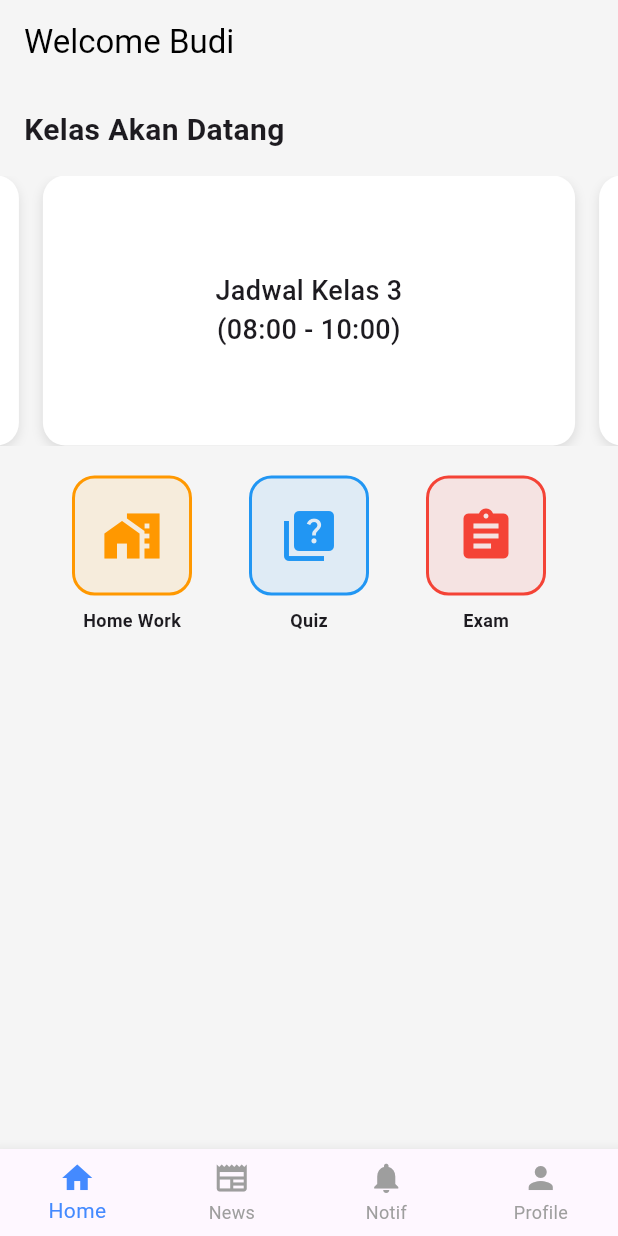
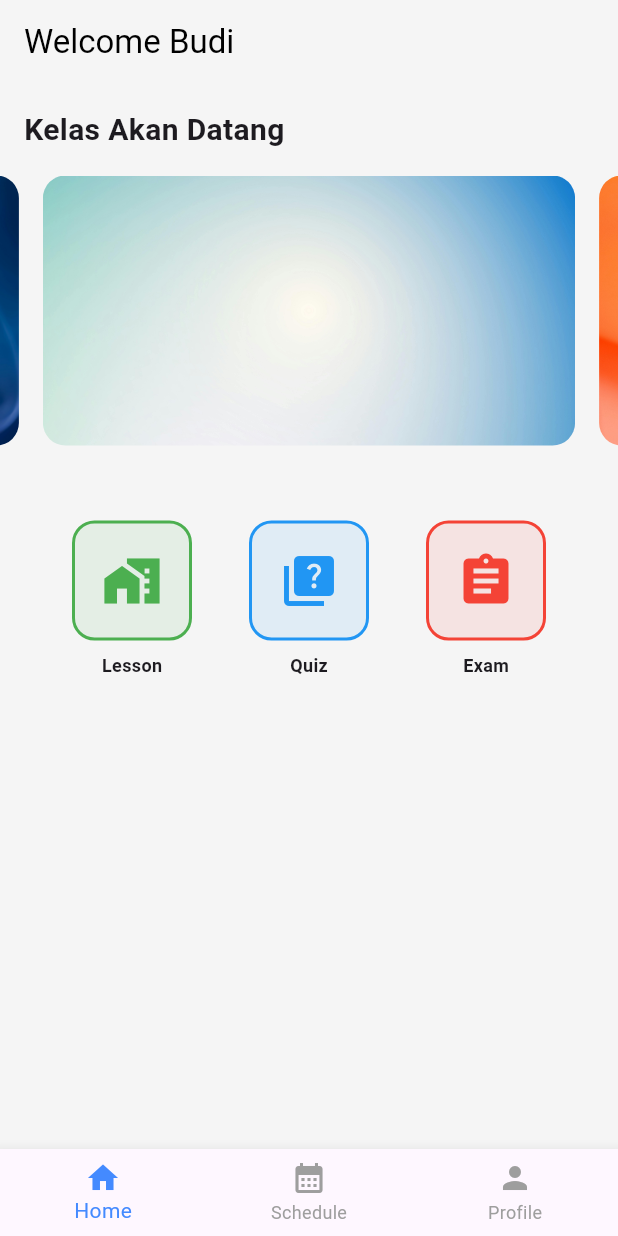
Before and after one commit to ariawanpramono/ieu_apps, a Flutter app: the screen it shows after launch, on a phone screen of 412 x 824 dp. Run offline on Flutter 3.47's test engine with Material 3 defaults, Android fonts, the phone set to English and light mode, and no system bars; our stand-ins replace table_calendar.

Commit message:
update calendar

```diff
--- a/lib/main.dart
+++ b/lib/main.dart
@@ -1,6 +1,7 @@
 import 'package:flutter/material.dart';
 import 'package:flutter/gestures.dart';
 import 'dart:async';
+import 'schedule_page.dart';
 
 void main() {
   runApp(const MyApp());
@@ -14,24 +15,31 @@ class MyApp extends StatefulWidget {
 }
 
 class _MyAppState extends State<MyApp> {
-  // Variable baru menyimpan user
+  int _selectedIndex = 0;
   String namaUser = "Budi";
 
   final PageController _pageController = PageController(
     viewportFraction: 0.9,
-    initialPage: 1000
+    initialPage: 1000,
   );
-  Timer? _timer; // Mulai dari angka besar agar langsung bisa digeser ke kiri/kanan
+  Timer? _timer;
 
   @override
   void initState() {
     super.initState();
-    // Nyalakan jam setiap 3 detik
     _timer = Timer.periodic(const Duration(seconds: 3), (Timer timer) {
+      _pageController.nextPage
+      (
+        duration: const Duration(milliseconds: 800),
+        curve: Curves.easeInOut,
+      );
+      if (_pageController.hasClients)
+      {
         _pageController.nextPage(
           duration: const Duration(milliseconds: 800),
           curve: Curves.easeInOut,
         );
+      }
     });
   }
 
@@ -42,6 +50,18 @@ class _MyAppState extends State<MyApp> {
     super.dispose();
   }
 
+  // 1. KITA BUAT DAFTAR HALAMANNYA MENJADI GETTER AGAR BISA MEMBACA FUNGSI DI DALAM CLASS
+  List<Widget> get _widgetOptions => <Widget>[
+        _buildDashboard(),                           // Index 0: Memanggil fungsi Dashboard di bawah
+        SchedulePage(),                        // Index 1: Memanggil file schedule_page.dart
+        const Center(child: Text('Profile Page')),   // Index 2: Halaman Profil sementara
+      ];
+
+  void _onItemTapped(int index) {
+    setState(() {
+      _selectedIndex = index;
+    });
+  }
 
   @override
   Widget build(BuildContext context) {
@@ -58,7 +78,29 @@ class _MyAppState extends State<MyApp> {
           backgroundColor: Colors.grey[100],
           foregroundColor: Colors.black,
         ),
-        body: Column(
+
+        // 2. KUNCI PERUBAHANNYA ADA DI SINI: Body sekarang menyesuaikan index yang diklik!
+        body: _widgetOptions.elementAt(_selectedIndex),
+
+        bottomNavigationBar: BottomNavigationBar(
+          type: BottomNavigationBarType.fixed,
+          selectedItemColor: Colors.blueAccent,
+          unselectedItemColor: Colors.grey,
+          items: const [
+            BottomNavigationBarItem(icon: Icon(Icons.home), label: 'Home'),
+            BottomNavigationBarItem(icon: Icon(Icons.calendar_month), label: 'Schedule'),
+            BottomNavigationBarItem(icon: Icon(Icons.person), label: 'Profile'),
+          ],
+          currentIndex: _selectedIndex,
+          onTap: _onItemTapped,
+        ),
+      ),
+    );
+  }
+
+  // --- KODE DASHBOARD ANDA SAYA BUNGKUS KE DALAM FUNGSI INI ---
+  Widget _buildDashboard() {
+    return Column(
       crossAxisAlignment: CrossAxisAlignment.start,
       children: [
         const Padding(
@@ -68,87 +110,59 @@ class _MyAppState extends State<MyApp> {
             style: TextStyle(fontSize: 20, fontWeight: FontWeight.bold),
           ),
         ),
-
         SizedBox(
           height: 180,
           child: PageView.builder(
-                // Mulai dari angka besar agar langsung bisa digeser ke kiri/kanan
             controller: _pageController,
-
-                // Baris "itemCount" dihapus agar jumlah layarnya jadi tak terhingga
-
             itemBuilder: (context, index) {
-                  // Gunakan Modulo (%) untuk mengulang 5 jadwal kelas
-                  final int jumlahJadwal = 5;
+              final int jumlahJadwal = 3;
               final int indexAsli = index % jumlahJadwal;
+              List<String> daftarGambar = [
+                'assets/kelas1.jpg',
+                'assets/kelas2.jpg',
+                'assets/kelas3.jpg',
+              ];
 
               return Container(
                 margin: const EdgeInsets.symmetric(horizontal: 8.0),
                 decoration: BoxDecoration(
-                      color: Colors.white,
                   borderRadius: BorderRadius.circular(15),
-                      boxShadow: [
-                        BoxShadow(
-                          color: Colors.black.withOpacity(0.1),
-                          blurRadius: 5,
-                          offset: const Offset(0, 3),
-                        )
-                      ],
-                    ),
-                    child: Center(
-                      child: Text(
-                        // Kita gunakan indexAsli agar tulisannya selalu berulang dari 1 sampai 5
-                        'Jadwal Kelas ${indexAsli + 1}\n(08:00 - 10:00)',
-                        textAlign: TextAlign.center,
-                        style: const TextStyle(fontSize: 18, fontWeight: FontWeight.w500),
+                  image: DecorationImage(
+                    image: AssetImage(daftarGambar[indexAsli]),
+                    fit: BoxFit.cover,
                   ),
                 ),
               );
             },
           ),
         ),
-            const SizedBox(height: 20),
-
+        const SizedBox(height: 50),
         Padding(
           padding: const EdgeInsets.symmetric(horizontal: 10.0),
           child: Row(
-              mainAxisAlignment: MainAxisAlignment.spaceEvenly, // Agar jarak antar kotak rata
+            mainAxisAlignment: MainAxisAlignment.spaceEvenly,
             children: [
-                // 3 kotak menu
-                _buildMenuIcon(Icons.home_work, 'Home Work', Colors.orange),
+              _buildMenuIcon(Icons.home_work, 'Lesson', Colors.green),
               _buildMenuIcon(Icons.quiz, 'Quiz', Colors.blue),
               _buildMenuIcon(Icons.assignment, 'Exam', Colors.red),
             ],
           ),
         ),
       ],
-        ),
-        // Slot khusus di bawah body
-        bottomNavigationBar: BottomNavigationBar(
-          type: BottomNavigationBarType.fixed, // Agar icon tidak goyang saat diklik
-          selectedItemColor: Colors.blueAccent,
-          unselectedItemColor: Colors.grey,
-          items: const [
-            BottomNavigationBarItem(icon: Icon(Icons.home), label: 'Home'),
-            BottomNavigationBarItem(icon: Icon(Icons.newspaper), label: 'News'),
-            BottomNavigationBarItem(icon: Icon(Icons.notifications), label: 'Notif'), // Ide tambahan: Notifikasi
-            BottomNavigationBarItem(icon: Icon(Icons.person), label: 'Profile'),
-          ],
-        ), //BottomNavbar
-      ),
     );
   }
-  // Ini adalah "cetakan" untuk kotak menu Anda
+
+  // --- FUNGSI KOTAK MENU ANDA ---
   Widget _buildMenuIcon(IconData icon, String label, Color warna) {
     return Column(
       children: [
         Container(
-        width: 80, // Lebar kotak
-        height: 80, // Tinggi kotak
+          width: 80,
+          height: 80,
           decoration: BoxDecoration(
-          color: warna.withOpacity(0.1), // Warna background transparan tipis
+            color: warna.withValues(alpha: 0.1),
             borderRadius: BorderRadius.circular(15),
-          border: Border.all(color: warna, width: 2), // Garis pinggir kotak
+            border: Border.all(color: warna, width: 2),
           ),
           child: Icon(icon, size: 40, color: warna),
         ),
@@ -159,6 +173,5 @@ class _MyAppState extends State<MyApp> {
         ),
       ],
     );
-  } // _buildMenuIcon
-
-} //MyAppState extends State<MyApp>
+  }
+}
--- a/pubspec.yaml
+++ b/pubspec.yaml
@@ -34,6 +34,7 @@ dependencies:
   # The following adds the Cupertino Icons font to your application.
   # Use with the CupertinoIcons class for iOS style icons.
   cupertino_icons: ^1.0.8
+  table_calendar: ^3.2.0
 
 dev_dependencies:
   flutter_test:
@@ -58,8 +59,8 @@ flutter:
   uses-material-design: true
 
   # To add assets to your application, add an assets section, like this:
-  # assets:
-  #   - images/a_dot_burr.jpeg
+  assets:
+    - assets/
   #   - images/a_dot_ham.jpeg
 
   # An image asset can refer to one or more resolution-specific "variants", see
```
Also changed, not shown: lib/schedule_page.dart (added, +76 -0 lines), assets/kelas1.jpg (added), assets/kelas2.jpg (added), assets/kelas3.jpg (added), pubspec.lock. Lines whose indentation alone changed are shown as unchanged.
